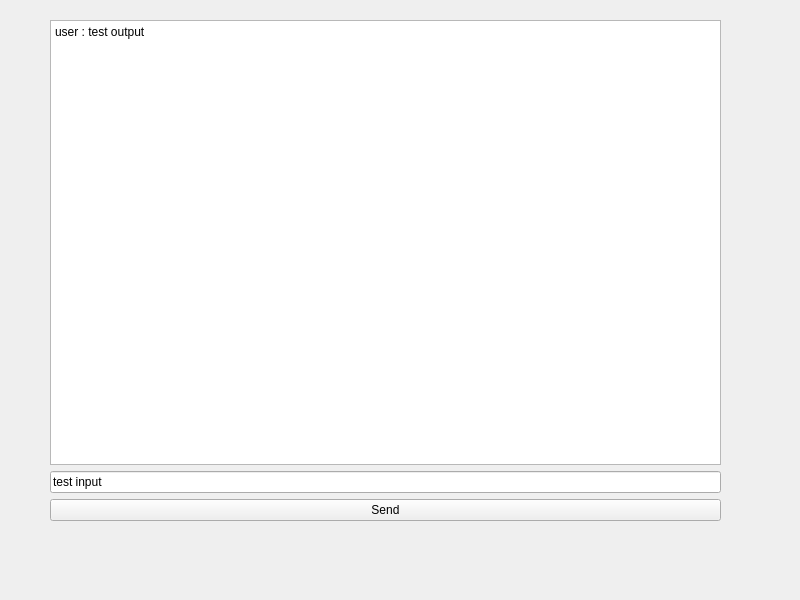
Before: the Qt Designer form widget.ui in LeeKangHoo/kkangkaotalk, drawn with Qt 5.
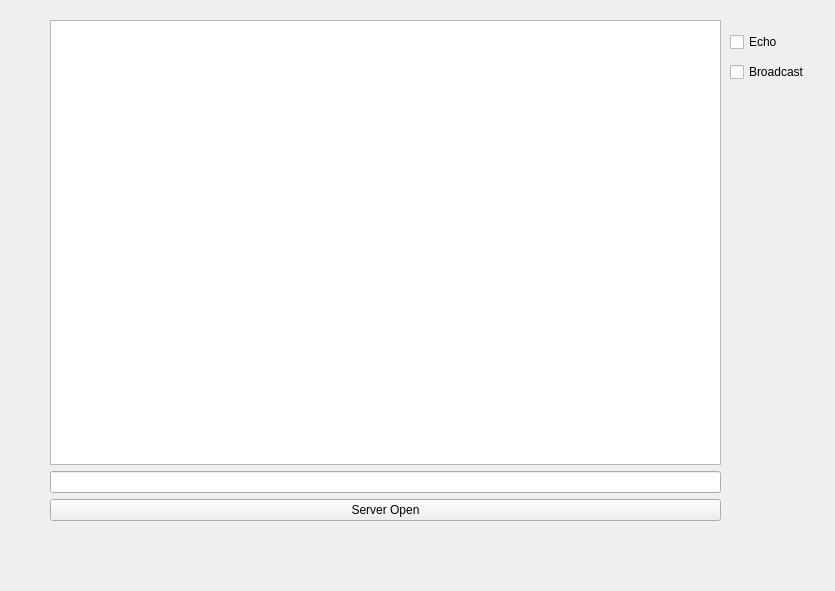
After: the same form once the commit is applied.

The edit to the form file:
```diff
--- a/widget.ui
+++ b/widget.ui
@@ -6,8 +6,8 @@
    <rect>
     <x>0</x>
     <y>0</y>
-    <width>800</width>
-    <height>600</height>
+    <width>835</width>
+    <height>591</height>
    </rect>
   </property>
   <property name="windowTitle">
@@ -24,28 +24,60 @@
    </property>
    <layout class="QGridLayout" name="gridLayout">
     <item row="0" column="0">
-     <widget class="QPlainTextEdit" name="plainTextEdit">
+     <widget class="QPlainTextEdit" name="ptLog">
+      <property name="readOnly">
+       <bool>true</bool>
+      </property>
       <property name="plainText">
-       <string>user : test output</string>
+       <string/>
       </property>
      </widget>
     </item>
     <item row="3" column="0">
      <widget class="QLineEdit" name="lineEdit">
       <property name="text">
-       <string>test input</string>
+       <string/>
       </property>
      </widget>
     </item>
     <item row="4" column="0">
      <widget class="QPushButton" name="sendBtn">
       <property name="text">
-       <string>Send</string>
+       <string>Server Open</string>
       </property>
      </widget>
     </item>
    </layout>
   </widget>
+  <widget class="QCheckBox" name="chEcho">
+   <property name="geometry">
+    <rect>
+     <x>730</x>
+     <y>30</y>
+     <width>92</width>
+     <height>24</height>
+    </rect>
+   </property>
+   <property name="text">
+    <string>Echo</string>
+   </property>
+   <property name="checkable">
+    <bool>true</bool>
+   </property>
+  </widget>
+  <widget class="QCheckBox" name="chBroadcast">
+   <property name="geometry">
+    <rect>
+     <x>730</x>
+     <y>60</y>
+     <width>92</width>
+     <height>24</height>
+    </rect>
+   </property>
+   <property name="text">
+    <string>Broadcast</string>
+   </property>
+  </widget>
  </widget>
  <resources/>
  <connections/>
```
Left out of the diff: 4 changed lines with no effect on the pictures.
